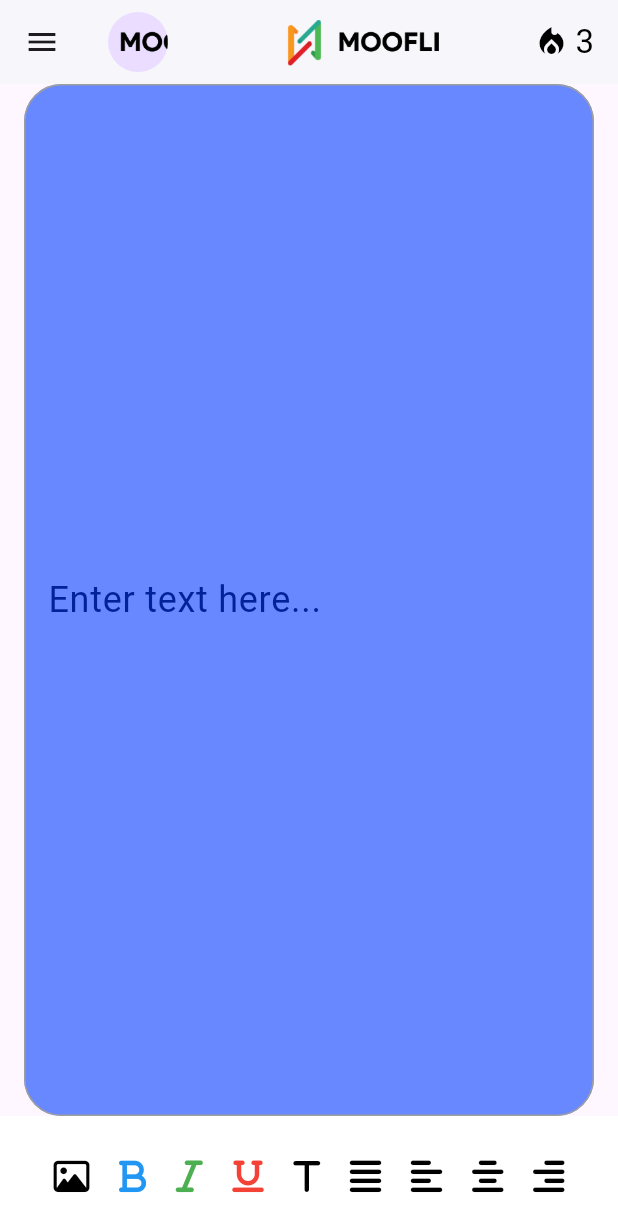
After one commit to Alwyndev/Moofli, a Flutter app: the DiaryEntryPage screen opened directly, on a phone screen of 412 x 824 dp. The commit adds this screen. Shown: the top 1232 px of the screen. Run offline on Flutter 3.47's test engine with Material 3 defaults, Android fonts, the phone set to English and light mode, and no system bars; our stand-ins replace font_awesome_flutter, table_calendar; Roboto replaces fonts that are missing (Times New Roman).

Commit message:
improved managememt of pages and connected main pages

```diff
--- /dev/null
+++ b/lib/pages/diary_entry_page.dart
@@ -0,0 +1,206 @@
+import 'package:flutter/material.dart';
+import 'package:font_awesome_flutter/font_awesome_flutter.dart';
+
+class DiaryEntryPage extends StatefulWidget {
+  const DiaryEntryPage({super.key});
+
+  @override
+  State<DiaryEntryPage> createState() => _DiaryEntryPageState();
+}
+
+class _DiaryEntryPageState extends State<DiaryEntryPage> {
+  @override
+  Widget build(BuildContext context) {
+    return Scaffold(
+      appBar: AppBar(
+        backgroundColor: Colors.white,
+        elevation: 1,
+        title: Row(
+          children: [
+            GestureDetector(
+              onTap: () {
+                // Opens the sidebar
+                Scaffold.of(context).openDrawer();
+              },
+              child: CircleAvatar(
+                backgroundImage: AssetImage('assets/images/logo.png'),
+              ),
+            ),
+            SizedBox(width: 8),
+            Spacer(),
+            Image.asset(
+              'assets/images/logo.png',
+              height: 40,
+            ),
+            Spacer(),
+            Icon(Icons.local_fire_department, color: Colors.black),
+            SizedBox(width: 4),
+            Text('3', style: TextStyle(color: Colors.black)),
+          ],
+        ),
+      ),
+      drawer: Drawer(
+        child: Column(
+          crossAxisAlignment: CrossAxisAlignment.start,
+          children: [
+            UserAccountsDrawerHeader(
+              accountName: Text('France Leaphart'),
+              accountEmail: Text('10 Friends'),
+              currentAccountPicture: CircleAvatar(
+                backgroundImage: NetworkImage(
+                  'https://via.placeholder.com/150', // Replace with your image URL
+                ),
+              ),
+            ),
+            ListTile(
+              leading: Icon(Icons.person),
+              title: Text('Profile'),
+              onTap: () {
+                // Handle Profile navigation
+              },
+            ),
+            ListTile(
+              leading: Icon(Icons.settings),
+              title: Text('Settings'),
+              onTap: () {
+                // Handle Settings navigation
+              },
+            ),
+            Spacer(),
+            ListTile(
+              leading: Icon(Icons.logout, color: Colors.red),
+              title: Text(
+                'Logout Account',
+                style: TextStyle(color: Colors.red),
+              ),
+              onTap: () {
+                // Handle Logout
+              },
+            ),
+          ],
+        ),
+      ),
+      body: Padding(
+        padding: const EdgeInsets.symmetric(horizontal: 16.0),
+        child: Column(
+          children: [
+            Expanded(
+              child: TextField(
+                style: TextStyle(
+                  fontFamily: 'Times New Roman',
+                  fontSize: 24,
+                  color: Color.fromRGBO(1, 35, 153, 1),
+                ),
+                maxLines: null, // Allows the TextField to grow vertically
+                expands:
+                    true, // Makes the TextField fill the available vertical space
+                decoration: InputDecoration(
+                  fillColor: Color.fromRGBO(103, 136, 254, 1),
+                  filled: true,
+                  hintText: "Enter text here...",
+                  hintStyle: TextStyle(
+                    color: Color.fromRGBO(1, 35, 153, 1),
+                  ),
+                  iconColor: Colors.blue,
+                  contentPadding: EdgeInsets.only(
+                    top: 12.0,
+                    left: 12.0,
+                  ), // Align hint text to top-left
+                  border: OutlineInputBorder(
+                    borderRadius: BorderRadius.circular(25.0), // Curved borders
+                  ),
+                  focusedBorder: OutlineInputBorder(
+                    borderRadius: BorderRadius.circular(25.0),
+                    borderSide: BorderSide(
+                        color: Colors.blue, width: 2.0), // Border when focused
+                  ),
+                  enabledBorder: OutlineInputBorder(
+                    borderRadius: BorderRadius.circular(25.0),
+                    borderSide: BorderSide(
+                        color: Colors.grey,
+                        width: 1.0), // Border when not focused
+                  ),
+                ),
+              ),
+            ),
+          ],
+        ),
+      ),
+      bottomNavigationBar: BottomAppBar(
+        color: Colors.white,
+        elevation: 5,
+        child: Padding(
+          padding: const EdgeInsets.symmetric(vertical: 10),
+          child: Row(
+            mainAxisAlignment: MainAxisAlignment.spaceEvenly,
+            children: [
+              GestureDetector(
+                onTap: () {
+                  // Action for image icon
+                },
+                child: FaIcon(FontAwesomeIcons.image,
+                    size: 24, color: Colors.black),
+              ),
+              GestureDetector(
+                onTap: () {
+                  // Action for bold icon
+                },
+                child:
+                    FaIcon(FontAwesomeIcons.bold, size: 24, color: Colors.blue),
+              ),
+              GestureDetector(
+                onTap: () {
+                  // Action for italic icon
+                },
+                child: FaIcon(FontAwesomeIcons.italic,
+                    size: 24, color: Colors.green),
+              ),
+              GestureDetector(
+                onTap: () {
+                  // Action for underline icon
+                },
+                child: FaIcon(FontAwesomeIcons.underline,
+                    size: 24, color: Colors.red),
+              ),
+              GestureDetector(
+                onTap: () {
+                  // Action for 't' icon
+                },
+                child:
+                    FaIcon(FontAwesomeIcons.t, size: 24, color: Colors.black),
+              ),
+              GestureDetector(
+                onTap: () {
+                  // Action for justify align icon
+                },
+                child: FaIcon(FontAwesomeIcons.alignJustify,
+                    size: 24, color: Colors.black),
+              ),
+              GestureDetector(
+                onTap: () {
+                  // Action for left align icon
+                },
+                child: FaIcon(FontAwesomeIcons.alignLeft,
+                    size: 24, color: Colors.black),
+              ),
+              GestureDetector(
+                onTap: () {
+                  // Action for center align icon
+                },
+                child: FaIcon(FontAwesomeIcons.alignCenter,
+                    size: 24, color: Colors.black),
+              ),
+              GestureDetector(
+                onTap: () {
+                  // Action for right align icon
+                },
+                child: FaIcon(FontAwesomeIcons.alignRight,
+                    size: 24, color: Colors.black),
+              ),
+            ],
+          ),
+        ),
+      ),
+    );
+  }
+}
--- a/pubspec.yaml
+++ b/pubspec.yaml
@@ -31,6 +31,7 @@ dependencies:
   flutter:
     sdk: flutter
   table_calendar: ^3.0.9
+  font_awesome_flutter: ^10.5.0
 
   # The following adds the Cupertino Icons font to your application.
   # Use with the CupertinoIcons class for iOS style icons.
```
Also changed, not shown: lib/main.dart (+32 -7 lines), lib/pages/home_page.dart (renamed from lib/home_page.dart, +50 -52 lines), lib/pages/login_page.dart (renamed from lib/login_page.dart, +11 -7 lines), lib/pages/setup_profile/setup_profile_1.dart (renamed from lib/setup_profile_contact_info.dart, +55 -75 lines), lib/pages/setup_profile/setup_profile_contact_info.dart (renamed from lib/setup_profile_1.dart, +57 -54 lines), lib/pages/setup_profile/setup_profile_profesional_info.dart (renamed from lib/setup_profile_profesional_info.dart, +12 -2 lines), lib/pages/setup_profile/setup_profile_skills.dart (renamed from lib/setup_profile_skills.dart, +11 -3 lines), lib/pages/setup_profile/setup_profile_socials.dart (renamed from lib/setup_profile_socials.dart, +9 -3 lines), lib/pages/signup_page.dart (renamed from lib/signup_page.dart, +13 -7 lines), lib/pages/reset_password_page.dart (renamed from lib/reset_password_page.dart), pubspec.lock.
